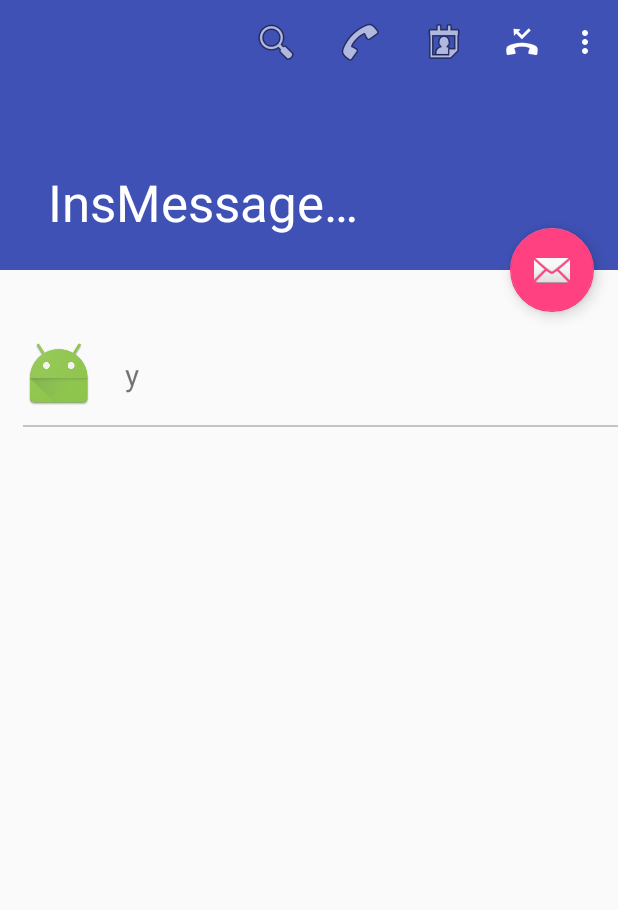
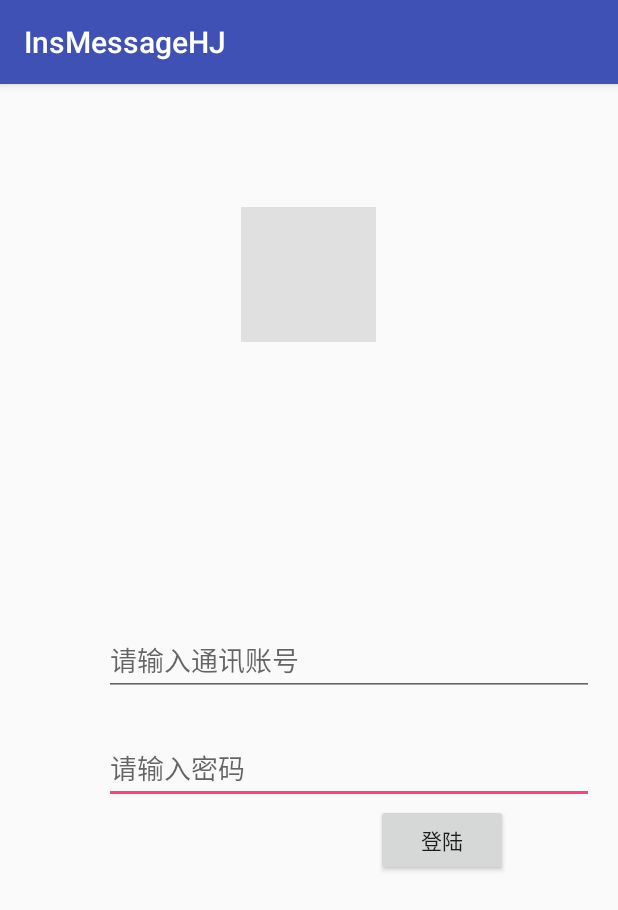
Before and after one commit to zhj3392028/InsMessageHJ, an Android app: the screen it shows after launch (MainActivity before the commit, LoginActivity after it), on a phone screen of 412 x 824 dp. Shown: the top 910 px of the screen. Run offline under Robolectric (Android 15) with nearby library versions, the phone set to English and light mode, and no system bars; our stand-ins replace ButterKnife.

Commit message:
commit by hjLinux

```diff
--- /dev/null
+++ b/app/src/main/java/com/giveof/insmessagehj/activity/LoginActivity.java
@@ -0,0 +1,45 @@
+package com.giveof.insmessagehj.activity;
+
+import android.content.Intent;
+import android.os.Bundle;
+import android.support.v7.app.AppCompatActivity;
+import android.view.View;
+import android.widget.Button;
+import android.widget.EditText;
+
+import com.giveof.insmessagehj.R;
+import com.giveof.insmessagehj.conn.ConnManager;
+
+import butterknife.Bind;
+import butterknife.ButterKnife;
+
+public class LoginActivity extends AppCompatActivity {
+
+    @Bind(R.id.editText)
+    EditText editText;
+    @Bind(R.id.editText2)
+    EditText editText2;
+    @Bind(R.id.button)
+    Button button;
+
+    @Override
+    protected void onCreate(Bundle savedInstanceState) {
+        super.onCreate(savedInstanceState);
+        setContentView(R.layout.activity_login);
+        ButterKnife.bind(this);
+
+        ConnManager.getInstance().connect("Login");
+        initEvent();
+    }
+
+    private void initEvent() {
+        button.setOnClickListener(new View.OnClickListener() {
+            @Override
+            public void onClick(View view) {
+                startActivity(new Intent(LoginActivity.this,MainActivity.class));
+            }
+        });
+    }
+
+
+}
--- a/app/src/main/java/com/giveof/insmessagehj/activity/SmsActivity.java
+++ b/app/src/main/java/com/giveof/insmessagehj/activity/SmsActivity.java
@@ -13,6 +13,7 @@ public class SmsActivity extends AppCompatActivity {
     protected void onCreate(Bundle savedInstanceState) {
         super.onCreate(savedInstanceState);
         setContentView(R.layout.activity_sms);
+        getSupportActionBar().setDisplayHomeAsUpEnabled(true);
         ActivityTransition.with(getIntent()).to(findViewById(R.id.card)).start(savedInstanceState);
         exitTransition = ActivityTransition.with(getIntent()).to(findViewById(R.id.card)).start(savedInstanceState);
     }
--- a/app/src/main/java/com/giveof/insmessagehj/app/MyApplication.java
+++ b/app/src/main/java/com/giveof/insmessagehj/app/MyApplication.java
@@ -1,6 +1,8 @@
 package com.giveof.insmessagehj.app;
 
+import android.app.ActivityManager;
 import android.app.Application;
+import android.content.Context;
 import android.content.Intent;
 
 import com.giveof.insmessagehj.service.InsMsgService;
@@ -29,4 +31,5 @@ public class MyApplication extends Application {
         intent.setClass(this, InsMsgService.class);
         startService(intent);
     }
+
 }
--- a/app/src/main/java/com/giveof/insmessagehj/conn/ConnManager.java
+++ b/app/src/main/java/com/giveof/insmessagehj/conn/ConnManager.java
@@ -36,7 +36,7 @@ public class ConnManager implements Connector.ConnectorListener{
         connector = new Connector();
         connector.setConnectorListener(this);
         connector.connect();
-        //connector.auth(auth);
+        connector.auth(auth);
 
     }
 
--- a/app/src/main/java/com/giveof/insmessagehj/service/InsMsgService.java
+++ b/app/src/main/java/com/giveof/insmessagehj/service/InsMsgService.java
@@ -5,11 +5,13 @@ import android.app.Service;
 import android.content.Intent;
 import android.os.Binder;
 import android.os.IBinder;
+
+import com.giveof.insmessagehj.base.BaseService;
 import com.giveof.insmessagehj.conn.ConnManager;
 import com.giveof.insmessagehj.receiver.MsgReceiver;
 import com.giveof.insmessagehj.utils.Connector;
 
-public class InsMsgService extends Service implements Connector.ConnectorListener{
+public class InsMsgService extends BaseService implements Connector.ConnectorListener{
 
     private ConnManager connManager;
     private Binder binder;
@@ -44,7 +46,7 @@ public class InsMsgService extends Service implements Connector.ConnectorListene
             @Override
             public void run() {
                 connManager = ConnManager.getInstance();
-                connManager.connect("#A ");
+                connManager.connect("#Application ");
             }
         }).start();
     }
--- /dev/null
+++ b/app/src/main/res/layout/activity_login.xml
@@ -0,0 +1,55 @@
+<?xml version="1.0" encoding="utf-8"?>
+<RelativeLayout xmlns:android="http://schemas.android.com/apk/res/android"
+    xmlns:tools="http://schemas.android.com/tools"
+    android:id="@+id/activity_login"
+    android:layout_width="match_parent"
+    android:layout_height="match_parent"
+    android:paddingBottom="@dimen/activity_vertical_margin"
+    android:paddingLeft="@dimen/activity_horizontal_margin"
+    android:paddingRight="@dimen/activity_horizontal_margin"
+    android:paddingTop="@dimen/activity_vertical_margin"
+    tools:context="com.giveof.insmessagehj.activity.LoginActivity">
+
+    <EditText
+        android:layout_width="match_parent"
+        android:layout_height="wrap_content"
+        android:hint="请输入密码"
+        android:inputType="textPassword"
+        android:layout_marginTop="24dp"
+        android:id="@+id/editText"
+        android:layout_below="@+id/editText2"
+        android:layout_alignLeft="@+id/editText2"
+        android:layout_alignStart="@+id/editText2" />
+
+    <ImageView
+        android:layout_width="90dp"
+        android:layout_height="90dp"
+        android:background="#e0e0e0"
+        android:id="@+id/imageView"
+        android:layout_alignParentTop="true"
+        android:layout_centerHorizontal="true"
+        android:layout_marginTop="66dp" />
+
+    <EditText
+        android:layout_width="match_parent"
+        android:layout_height="wrap_content"
+        android:hint="请输入通讯账号"
+
+        android:id="@+id/editText2"
+        android:layout_centerVertical="true"
+        android:layout_alignParentLeft="true"
+        android:layout_alignParentStart="true"
+        android:layout_marginLeft="53dp"
+        android:layout_marginStart="53dp" />
+
+    <Button
+        android:text="登陆"
+        android:layout_width="wrap_content"
+        android:layout_height="wrap_content"
+        android:id="@+id/button"
+        android:layout_below="@+id/editText"
+        android:layout_toRightOf="@+id/imageView"
+        android:layout_toEndOf="@+id/imageView" />
+
+
+</RelativeLayout>
```
Also changed, not shown: app/src/main/AndroidManifest.xml (+12 -6 lines), app/src/main/java/com/giveof/insmessagehj/base/BaseService.java (added, +34 -0 lines), app/src/main/java/com/giveof/insmessagehj/test/TestActivity.java (added, +51 -0 lines), app/src/main/res/layout/activity_test.xml (added, +75 -0 lines).
